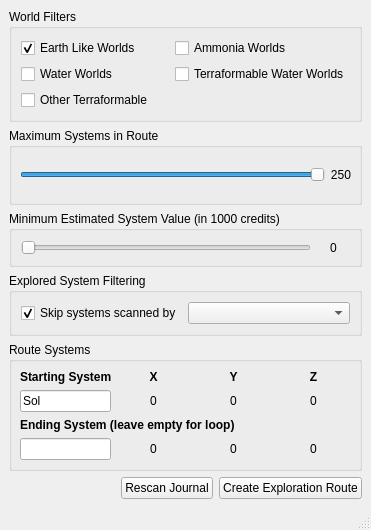
Qt form src/Routers/Exploration/ValueRouter.ui (neotron/EDPathFinder) before a commit.
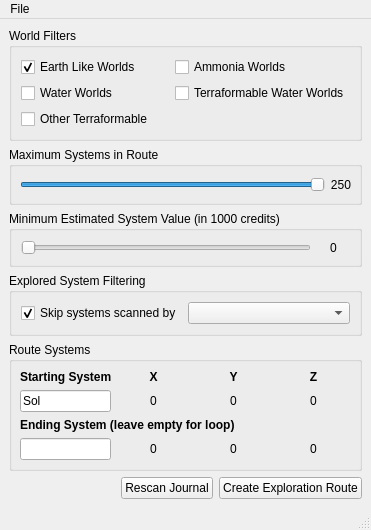
The same form after that commit. Custom widgets are drawn as their Qt base class.

Patch:
```diff
--- a/src/Routers/Exploration/ValueRouter.ui
+++ b/src/Routers/Exploration/ValueRouter.ui
@@ -625,6 +625,13 @@
      <height>21</height>
     </rect>
    </property>
+   <widget class="QMenu" name="menuFile">
+    <property name="title">
+     <string>File</string>
+    </property>
+    <addaction name="actionQuit"/>
+   </widget>
+   <addaction name="menuFile"/>
   </widget>
  </widget>
  <customwidgets>
```
Left out of the diff: 8 changed lines with no effect on the pictures.
